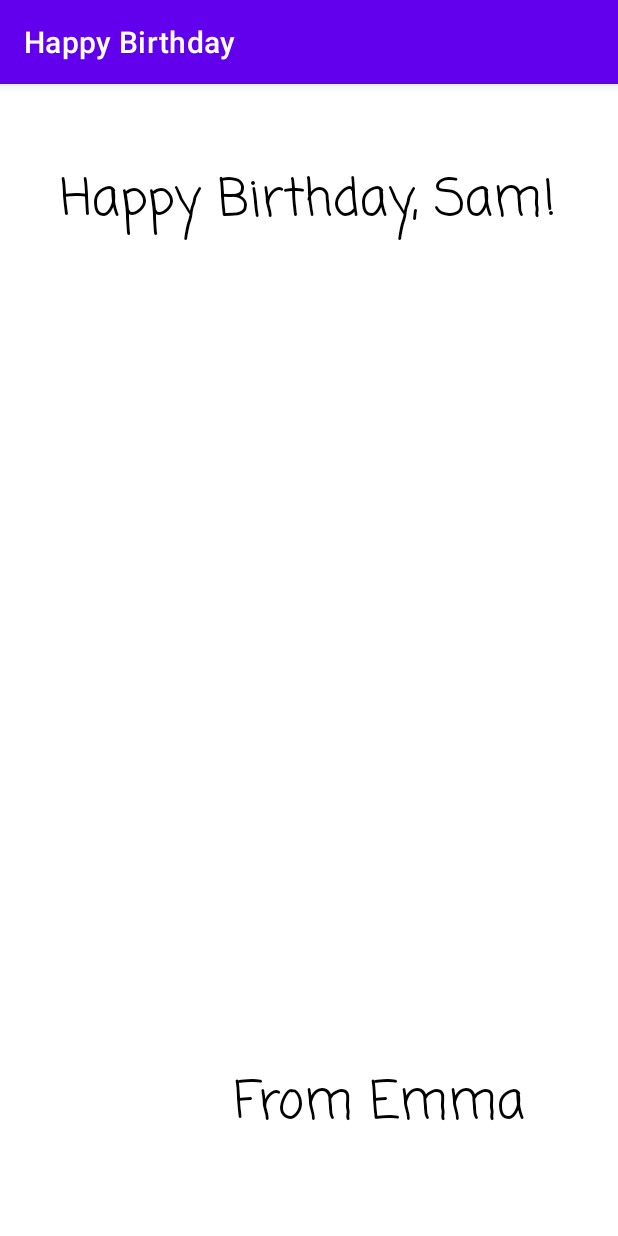
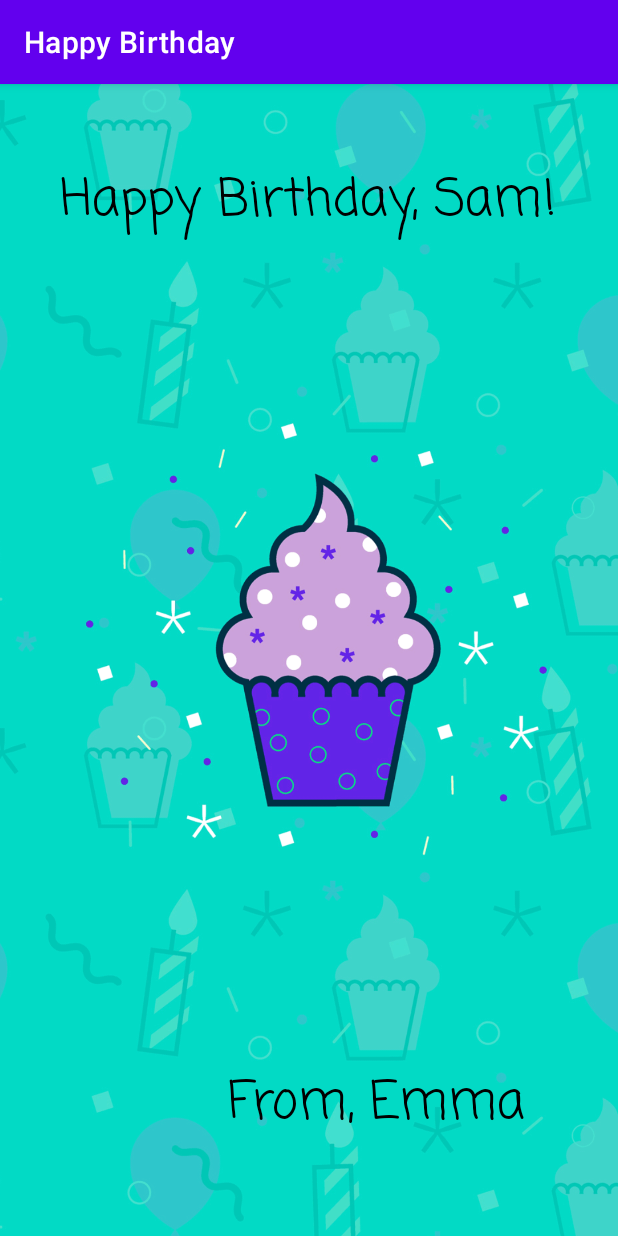
Before and after one commit to Mr-Kumar-Abhishek/happy-birthday, an Android app: the screen it shows after launch (MainActivity), on a phone screen of 412 x 824 dp. Run offline under Robolectric (Android 15) with nearby library versions, the phone set to English and light mode, and no system bars.

Commit message:
fix hardcoded string bug

```diff
--- a/app/src/main/res/layout/activity_main.xml
+++ b/app/src/main/res/layout/activity_main.xml
@@ -6,6 +6,18 @@
     android:layout_height="match_parent"
     tools:context=".MainActivity">
 
+    <ImageView
+        android:id="@+id/imageView"
+        android:layout_width="0dp"
+        android:layout_height="wrap_content"
+        android:scaleType="centerCrop"
+        app:layout_constraintBottom_toBottomOf="parent"
+        app:layout_constraintEnd_toEndOf="parent"
+        app:layout_constraintStart_toStartOf="parent"
+        app:layout_constraintTop_toTopOf="parent"
+        app:srcCompat="@drawable/androidparty"
+        android:contentDescription="TODO" />
+
     <TextView
         android:id="@+id/textView"
         android:layout_width="wrap_content"
@@ -13,7 +25,7 @@
         android:layout_marginStart="40dp"
         android:layout_marginTop="52dp"
         android:fontFamily="casual"
-        android:text="Happy Birthday, Sam!"
+        android:text="@string/happy_birthday"
         android:textColor="@android:color/black"
         android:textSize="34sp"
         app:layout_constraintStart_toStartOf="parent"
@@ -26,9 +38,10 @@
         android:layout_marginEnd="62dp"
         android:layout_marginBottom="62dp"
         android:fontFamily="casual"
-        android:text="From Emma"
+        android:text="@string/from_emma"
         android:textColor="@color/black"
         android:textSize="34sp"
         app:layout_constraintBottom_toBottomOf="parent"
         app:layout_constraintEnd_toEndOf="parent" />
+
 </androidx.constraintlayout.widget.ConstraintLayout>
--- a/app/src/main/res/values/strings.xml
+++ b/app/src/main/res/values/strings.xml
@@ -1,3 +1,5 @@
 <resources>
     <string name="app_name">Happy Birthday</string>
+    <string name="happy_birthday">Happy Birthday, Sam!</string>
+    <string name="from_emma">From, Emma</string>
 </resources>
```
Also changed, not shown: app/src/main/res/drawable-hdpi/screen.png (added), app/src/main/res/drawable-ldpi/screen.png (added), app/src/main/res/drawable-mdpi/screen.png (added), app/src/main/res/drawable-xhdpi/screen.png (added), app/src/main/res/drawable-xxhdpi/screen.png (added), app/src/main/res/drawable-xxxhdpi/screen.png (added).
